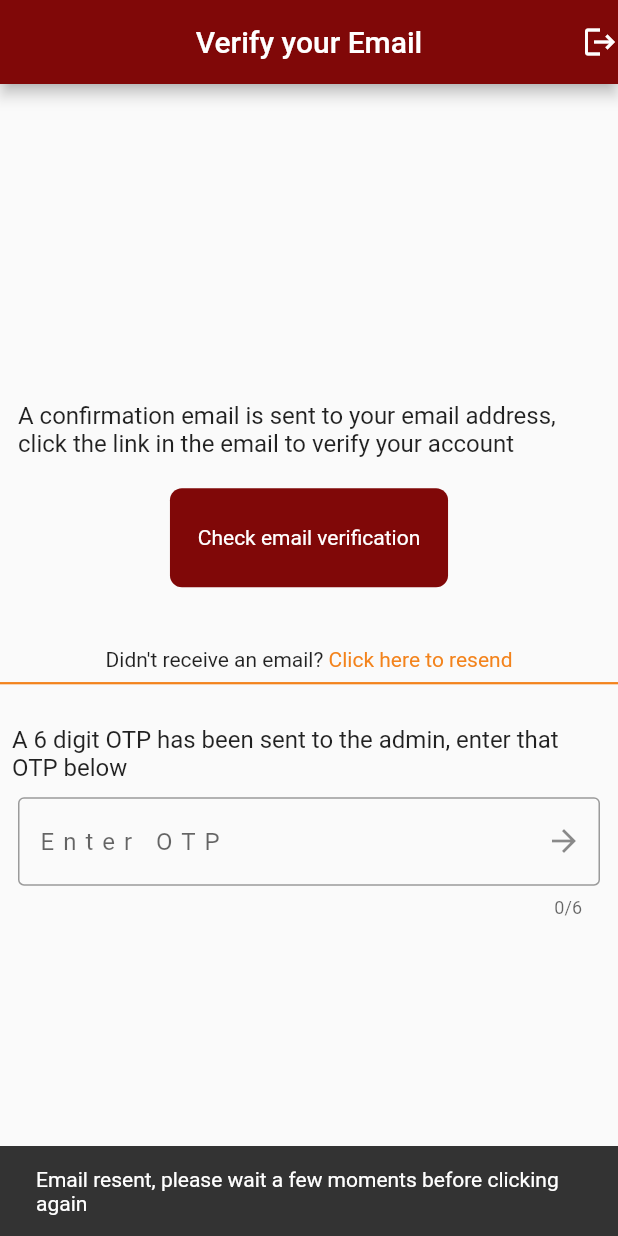
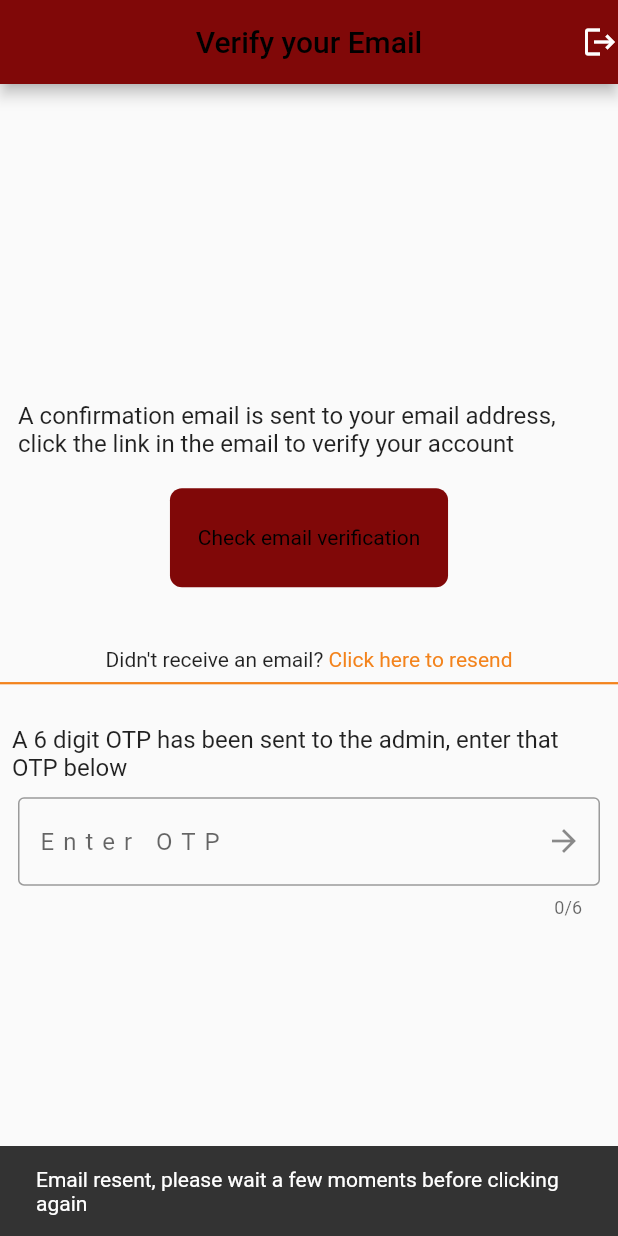
Before and after one commit to Oclits-Interns/Consumer_Checkin, a Flutter app: the screen it shows once a user with an empty profile is signed in, after a tap on "Click here to resend", on a phone screen of 412 x 824 dp. Run offline on Flutter 3.47's test engine with Material 2 defaults, Android fonts, the phone set to English and light mode, and no system bars; our stand-ins replace camera, cloud_firestore, connectivity_plus, cool_alert, firebase_auth, firebase_core and 10 more; missing offline and left inert: dart:ffi, flutter_barcode_scanner, gsheets, mailer, qr_code_scanner; accounts and stored records are empty; network calls fail; statements that could not run were skipped; key blocks and very long unbroken strings in the code were emptied for the run.

Commit message:
Minor UI changes made

```diff
--- a/lib/screens/authentication/signIn_screen.dart
+++ b/lib/screens/authentication/signIn_screen.dart
@@ -28,10 +28,10 @@ class _SignInState extends State<SignIn> {
     return Scaffold(
       appBar: AppBar(
         backgroundColor: kMaroon,
-        title: const Text("Login",
-        style: TextStyle(
-          color: Colors.black
-        ),),
+        // title: const Text("Login",
+        // style: TextStyle(
+        //   color: Colors.black
+        // ),),
         centerTitle: true,
       ),
       body: SingleChildScrollView(
@@ -124,7 +124,7 @@ class _SignInState extends State<SignIn> {
                                 borderRadius: BorderRadius.circular(8),
                                 color: kMaroon
                               ),
-                              child: const Center(child: Text("Login", style: TextStyle(color: Colors.black),)),
+                              child: const Center(child: Text("Login", style: TextStyle(color: Colors.white),)),
                             ),
                           ),
                         ),
@@ -139,7 +139,7 @@ class _SignInState extends State<SignIn> {
                                   borderRadius: BorderRadius.circular(8),
                                   color: kYellow,
                               ),
-                              child: const Center(child: Text("Sign-up", style: TextStyle(color: Colors.black),)),
+                              child: const Center(child: Text("Sign-up", style: TextStyle(color: Colors.white),)),
                             ),
                           ),
                         ),
--- a/lib/screens/authentication/signUp_screen.dart
+++ b/lib/screens/authentication/signUp_screen.dart
@@ -33,14 +33,14 @@ class _SignUpState extends State<SignUp> {
     return Scaffold(
       appBar: AppBar(
         backgroundColor: kMaroon,
-        title: const Text(
-          "Sign up",
-          style: TextStyle(
-              color: Colors.black
-          ),),
+        // title: const Text(
+        //   "Sign up",
+        //   style: TextStyle(
+        //       color: Colors.black
+        //   ),),
         centerTitle: true,
         leading: GestureDetector(
-            child: const Icon(Icons.arrow_back, color: Colors.black),
+            child: const Icon(Icons.arrow_back),
           onTap: widget.toggleView,
         ),
       ),
@@ -158,7 +158,7 @@ class _SignUpState extends State<SignUp> {
                                 borderRadius: BorderRadius.circular(8),
                                 color: kMaroon
                             ),
-                            child: const Center(child: Text("Register", style: TextStyle(color: Colors.black),)),
+                            child: const Center(child: Text("Register", style: TextStyle(color: Colors.white),)),
                           ),
                         ),
                       ),
--- a/lib/screens/splash_screen.dart
+++ b/lib/screens/splash_screen.dart
@@ -17,11 +17,11 @@ class _SplashState extends State<Splash> {
   @override
   void initState() {
     super.initState();
-    CheckConnection();
+    checkConnection();
     DBProvider.db.initDB();
   }
 
-  CheckConnection() async {
+  checkConnection() async {
     var connectivityResult = await (Connectivity().checkConnectivity());
     if (connectivityResult == ConnectivityResult.mobile) {
       navigateToOnlineAuth();
--- a/lib/widgets/logo.dart
+++ b/lib/widgets/logo.dart
@@ -13,25 +13,26 @@ class Logo extends StatelessWidget {
     //NetworkImage("https://oclits.com/wp-content/uploads/elementor/thumbs/ConsumerCheckInSL512x512-oe6w0zaw1l5468ajcv2mps6mjmoh866bq4kxtq9udc.png")),
         const SizedBox(height: 20,),
         Text(
-            "CONSUMER",
+            "DIGITAL SURVEY",
             style: TextStyle(
-                letterSpacing: 3,
+                letterSpacing: 4,
+                //fontStyle: FontStyle.italic,
                 color: kMaroon,
-                fontWeight: FontWeight.bold,
-                fontSize: 28,
-                fontFamily: "Montserrat"
+                fontWeight: FontWeight.w900,
+                fontSize: 30,
+                fontFamily: "IBMPlexSerif"
             )),
-        const Text(
-            "CHECKIN",
-            style: TextStyle(
-                letterSpacing: 8,
-                color: Colors.amber,
-                fontWeight: FontWeight.bold,
-                fontSize: 22,
-                fontFamily: "Montserrat"
-            )),
+        // Text(
+        //     "Survey",
+        //     style: TextStyle(
+        //         letterSpacing: 8,
+        //         color: kYellow,
+        //         fontWeight: FontWeight.bold,
+        //         fontSize: 22,
+        //         fontFamily: "Montserrat"
+        //     )),
         const Padding(
-          padding: EdgeInsets.symmetric(horizontal: 90.0),
+          padding: EdgeInsets.symmetric(horizontal: 70.0),
           child: Divider(
             color: Colors.black,
             thickness: 2,
@@ -40,7 +41,9 @@ class Logo extends StatelessWidget {
         const Text(
           "ALL UTILITIES HUB",
           style: TextStyle(
-              fontFamily: "Oswald",
+              fontFamily: "IBMPlexSerif",
+
+              fontWeight: FontWeight.bold,
               fontSize: 18,
               letterSpacing: 4
           ),
--- a/pubspec.yaml
+++ b/pubspec.yaml
@@ -123,6 +123,10 @@ flutter:
     - family: Oswald
       fonts:
        - asset: assets/fonts/Oswald-VariableFont_wght.ttf
+    - family: IBMPlexSerif
+      fonts:
+        - asset: assets/fonts/IBMPlexSerif-Medium.ttf
+
   #
   # For details regarding fonts from package dependencies,
   # see https://flutter.dev/custom-fonts/#from-packages
```
Also changed, not shown: lib/screens/authentication/offline_signIn_Screen.dart (+4 -4 lines), lib/screens/authentication/verify_email.dart (+16 -5 lines), lib/services/map.dart (+11 -11 lines), assets/fonts/IBMPlexSerif-Medium.ttf (added), assets/fonts/IBMPlexSerif-MediumItalic.ttf (added), 2 other files.
